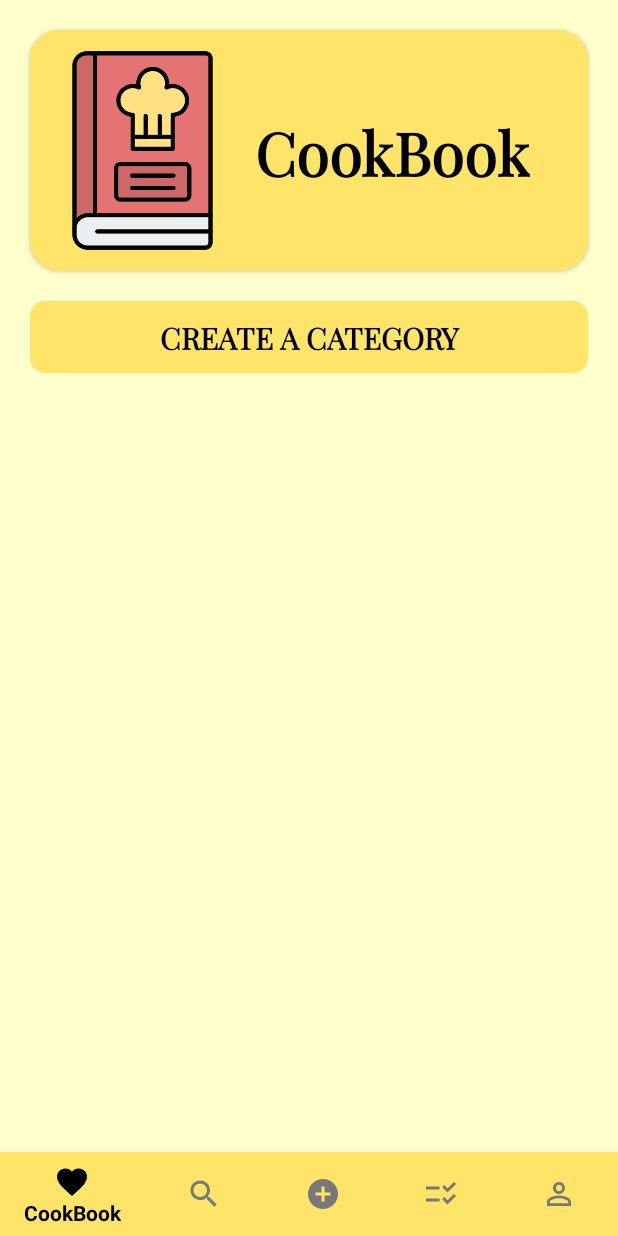
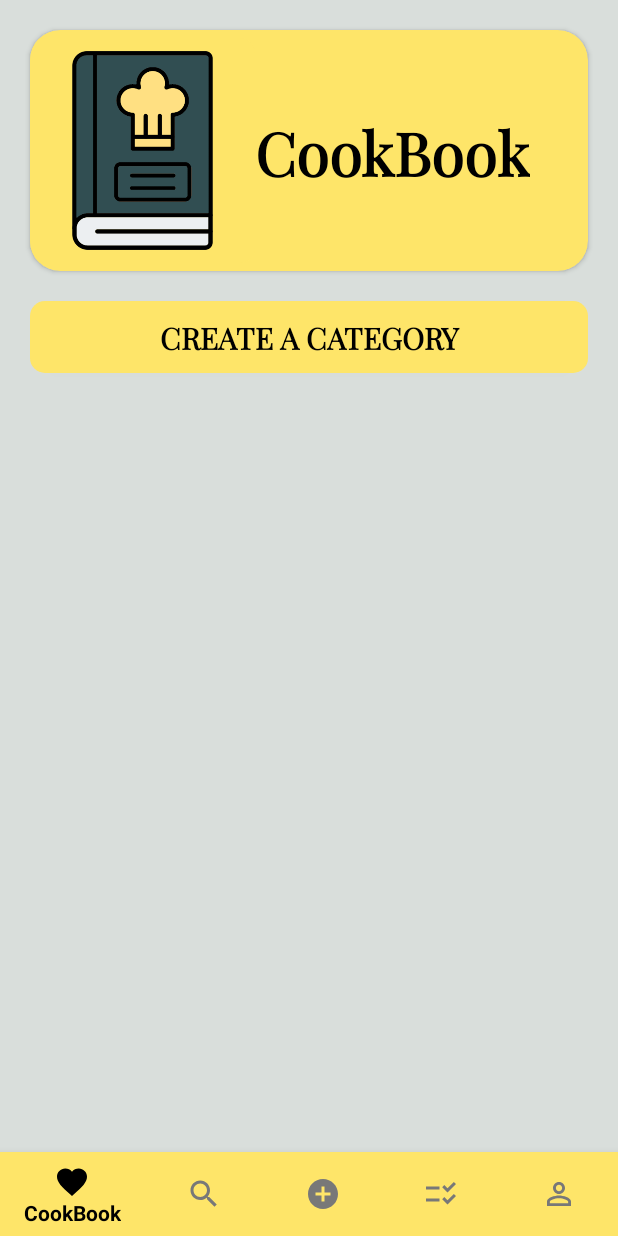
Before and after one commit to RitaSaeed/CookingOverEasy-App, an Android app: the screen it shows after launch once a user with an empty profile is signed in (HomePage), on a phone screen of 412 x 824 dp. Run offline under Robolectric (Android 15) with nearby library versions, the phone set to English and light mode, and no system bars; our stand-ins replace Firebase (no records; nobody signed in at launch, a user with empty details on screens opened directly).

Commit message:
ui checkpoint

```diff
--- a/app/src/main/res/drawable/roundcorner.xml
+++ b/app/src/main/res/drawable/roundcorner.xml
@@ -1,6 +1,6 @@
 <?xml version="1.0" encoding="utf-8"?>
 <shape xmlns:android="http://schemas.android.com/apk/res/android">
 <!--    <solid android:color="#d9dedb" />-->
-    <solid android:color="@color/lightyellow"/>
+    <solid android:color="@color/backgroundYellow"/>
     <corners android:radius="10dp" />
 </shape>
--- a/app/src/main/res/layout/cookbook_category.xml
+++ b/app/src/main/res/layout/cookbook_category.xml
@@ -14,7 +14,7 @@
     app:cardElevation="10dp"
     app:cardPreventCornerOverlap="false"
     android:layout_margin="20dp"
-    android:backgroundTint="#d9dedb">
+    android:backgroundTint="@color/backgroundYellow">
     <TextView
         android:id="@+id/categoryName"
         android:layout_width="wrap_content"
--- a/app/src/main/res/layout/fragment_cook_book.xml
+++ b/app/src/main/res/layout/fragment_cook_book.xml
@@ -4,7 +4,7 @@
     xmlns:tools="http://schemas.android.com/tools"
     android:layout_width="match_parent"
     android:layout_height="match_parent"
-    android:background="@color/backgroundYellow"
+    android:background="#d9dedb"
     tools:context=".CookBookFragment">
 
     <LinearLayout
@@ -28,9 +28,9 @@
                     android:layout_height="150dp"
                     android:layout_marginTop="5dp"
                     android:layout_marginBottom="5dp"
-                    android:background="@drawable/roundcorner"
+                    android:background="@drawable/roundcorneryellow"
                     android:scaleType="fitCenter"
-                    android:src="@drawable/cookbookicon"
+                    android:src="@drawable/cookbookiconblue"
                     android:contentDescription="Red cookbook with yellow chef hat."/>
                 <TextView
                     android:layout_width="wrap_content"
--- a/app/src/main/res/layout/fragment_grocery_list.xml
+++ b/app/src/main/res/layout/fragment_grocery_list.xml
@@ -5,7 +5,7 @@
     android:id="@+id/frameLayout"
     android:layout_width="match_parent"
     android:layout_height="match_parent"
-    android:background="@color/backgroundYellow"
+    android:background="#d9dedb"
     tools:context=".GroceryListFragment">
 
 
--- a/app/src/main/res/layout/fragment_search.xml
+++ b/app/src/main/res/layout/fragment_search.xml
@@ -61,8 +61,7 @@
         <androidx.recyclerview.widget.RecyclerView
             android:id="@+id/recycler_view_search"
             android:layout_width="match_parent"
-            android:layout_height="match_parent"
-            android:layout_marginTop="8dp" />
+            android:layout_height="match_parent" />
 
     </LinearLayout>
 
```
